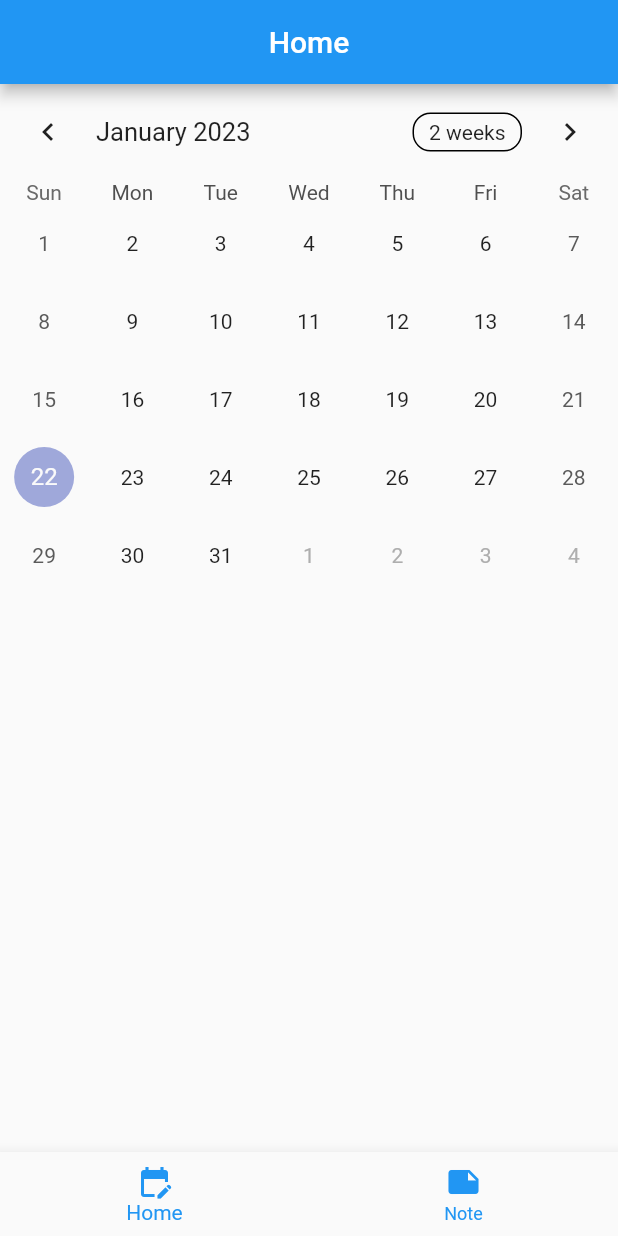
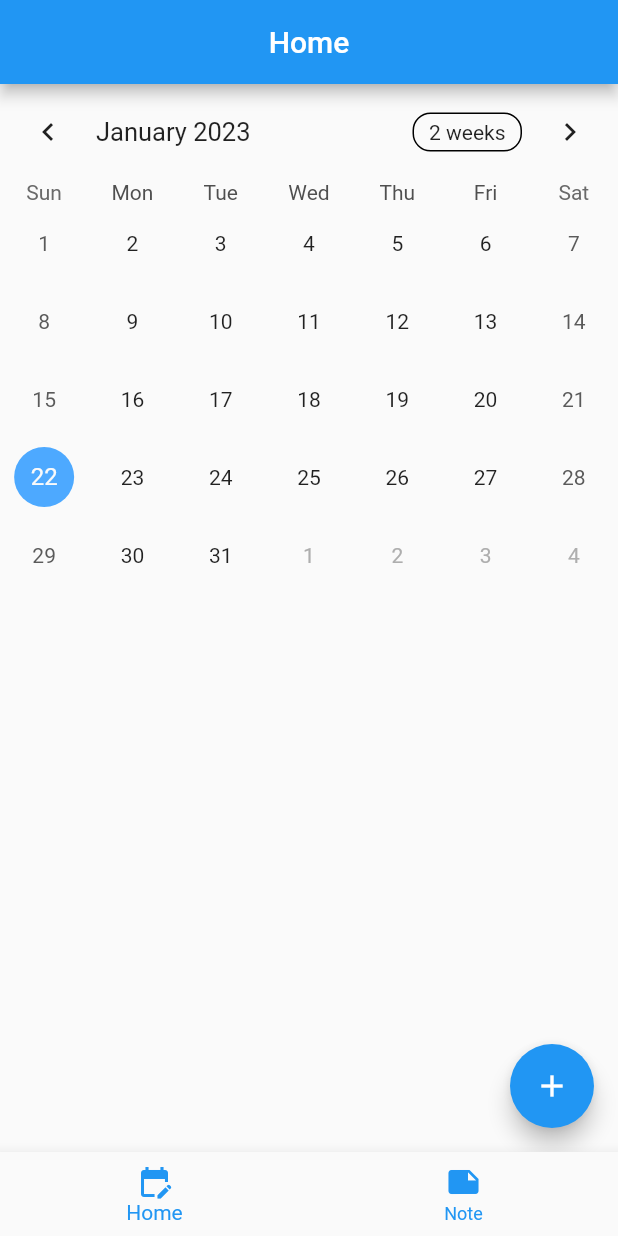
Before and after one commit to mjhdevil/todo, a Flutter app: the screen it shows after launch, on a phone screen of 412 x 824 dp. Run offline on Flutter 3.47's test engine with Material 2 defaults, Android fonts, the light colour scheme and no system bars; drawn by our look-alikes of table_calendar; our stand-ins replace flutter_native_splash, get.

Commit message:
_selectedDay , Add IconCommit

```diff
--- a/lib/view/home.dart
+++ b/lib/view/home.dart
@@ -1,4 +1,5 @@
 import 'package:flutter/material.dart';
+import 'package:get/get.dart';
 import 'package:table_calendar/table_calendar.dart';
 
 class Home extends StatefulWidget {
@@ -8,7 +9,12 @@ class Home extends StatefulWidget {
   State<Home> createState() => _HomeState();
 }
 
+
 class _HomeState extends State<Home> {
+  DateTime? _selectedDay;
+  DateTime? _focusedDay;
+  List TodoItem = [];
+  String Todo = "";
 
   DateTime today = DateTime.now();
 
@@ -22,12 +28,38 @@ class _HomeState extends State<Home> {
       body: Column(
         children: [
           TableCalendar(
-              focusedDay: DateTime.now(),
+              focusedDay: _focusedDay ?? DateTime.now(),
               firstDay: DateTime(2023),
               lastDay: DateTime(2024),
-          )
+            calendarFormat: CalendarFormat.month,
+            calendarStyle: CalendarStyle(
+              selectedDecoration: BoxDecoration(
+                color: Colors.red,
+                shape: BoxShape.circle,
+              ),
+              todayDecoration: BoxDecoration(
+                color: Color(0xFF4DA9FF),
+                shape: BoxShape.circle,
+              )
+            ),
+            selectedDayPredicate: (day){
+                return isSameDay(_selectedDay,day);
+            },
+            onDaySelected: (selectedDay, focusedDay){
+                if(!isSameDay(_selectedDay, selectedDay)){
+                  setState(() {
+                    _selectedDay = selectedDay;
+                    _focusedDay = focusedDay;
+                  });
+                }
+            },
+          ),
         ],
       ),
-    );
+      floatingActionButton: FloatingActionButton(
+        onPressed: () => Get.to(Home()),
+        child: Icon(Icons.add),
+            ),
+          );
   }
 }
--- a/lib/view/note.dart
+++ b/lib/view/note.dart
@@ -43,7 +43,8 @@ class _NoteState extends State<Note> {
                           onPressed: () {
                             setState(() {
                                 todos.add(input);
-                                Navigator.of(context).pop(); // input 입력 후 창 닫히도록
+                                Get.back();
+                                //Navigator.of(context).pop();
                             });
 
                           },
--- a/pubspec.yaml
+++ b/pubspec.yaml
@@ -34,7 +34,6 @@ dependencies:
   flutter_native_splash: ^2.2.4
   get: ^4.6.5
   table_calendar: ^3.0.9
-
 
   # The following adds the Cupertino Icons font to your application.
   # Use with the CupertinoIcons class for iOS style icons.
```
